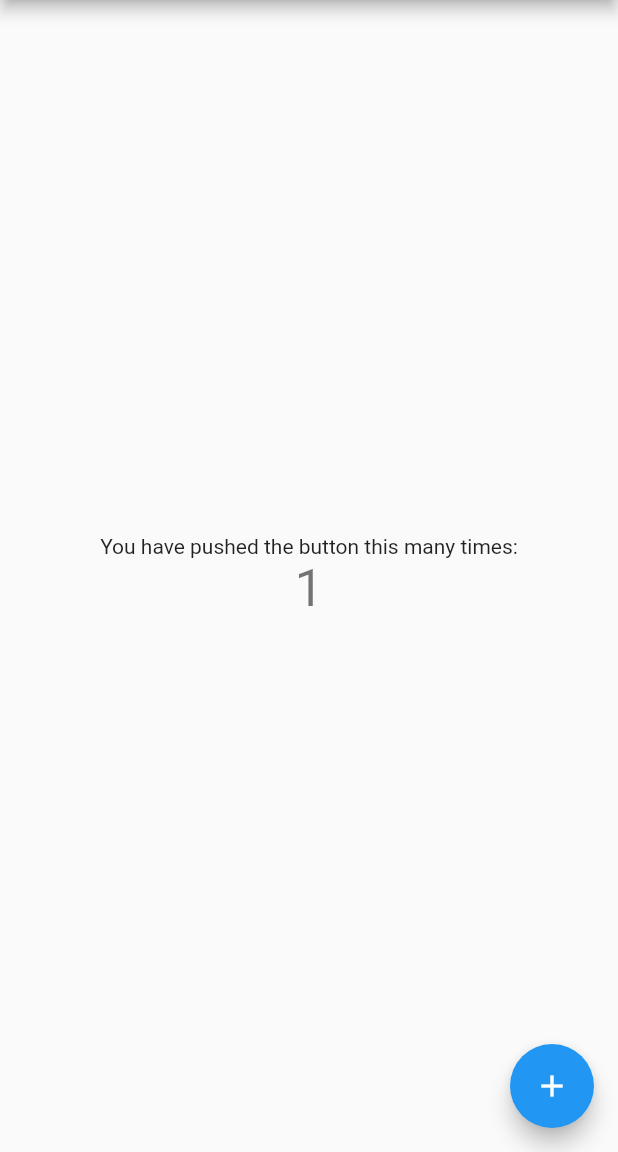
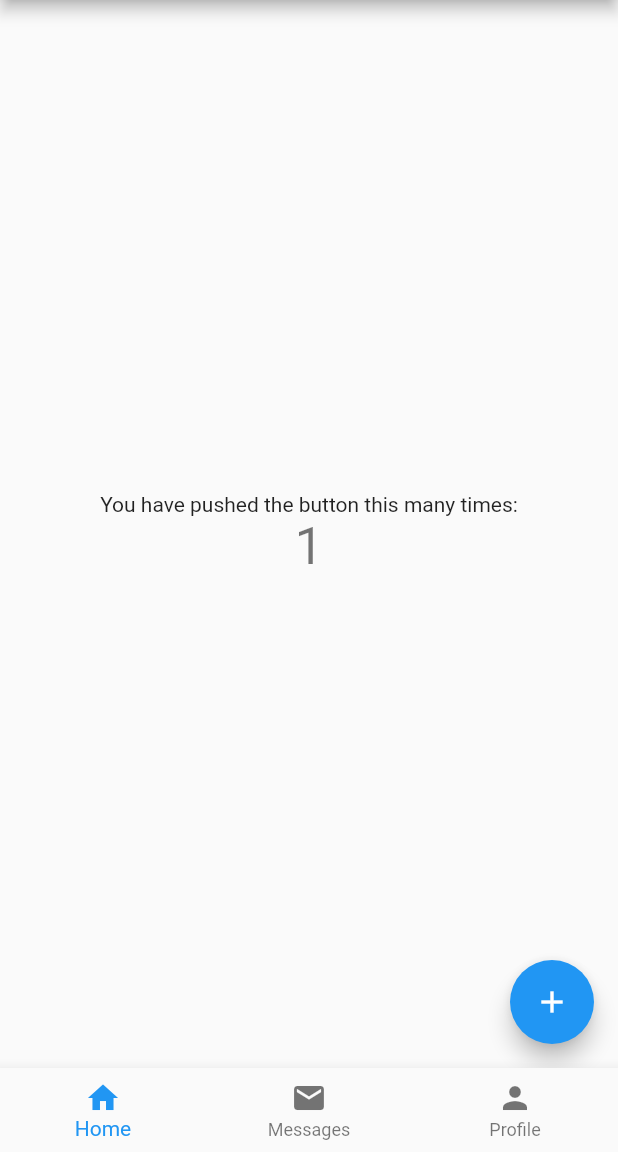
Before and after one commit to bipark/flutter_study, a Flutter app: the screen it shows after launch, after a tap on the "add" icon, on a phone screen of 412 x 824 dp, the part 84-1236 px from its top. Run offline on Flutter 3.47's test engine with Material 2 defaults, Android fonts, the phone set to English and light mode, and no system bars.

Commit message:
탭바 테스트

```diff
--- /dev/null
+++ b/flutter_study/lib/counter_widget.dart
@@ -0,0 +1,48 @@
+import 'package:flutter/material.dart';
+
+
+class MyHomePage extends StatefulWidget {
+  MyHomePage({Key key, this.title}) : super(key: key);
+  final String title;
+
+  @override
+  _MyHomePageState createState() => _MyHomePageState();
+}
+
+class _MyHomePageState extends State<MyHomePage> {
+  int _counter = 0;
+
+  void _incrementCounter() {
+    setState(() {
+      _counter++;
+    });
+  }
+
+  @override
+  Widget build(BuildContext context) {
+    return Scaffold(
+      appBar: AppBar(
+        title: Text(widget.title),
+      ),
+      body: Center(
+        child: Column(
+          mainAxisAlignment: MainAxisAlignment.center,
+          children: <Widget>[
+            Text(
+              'You have pushed the button this many times:',
+            ),
+            Text(
+              '$_counter',
+              style: Theme.of(context).textTheme.display1,
+            ),
+          ],
+        ),
+      ),
+      floatingActionButton: FloatingActionButton(
+        onPressed: _incrementCounter,
+        tooltip: 'Increment',
+        child: Icon(Icons.add),
+      ), // This trailing comma makes auto-formatting nicer for build methods.
+    );
+  }
+}
--- /dev/null
+++ b/flutter_study/lib/home_widget.dart
@@ -0,0 +1,51 @@
+import 'package:flutter/material.dart';
+
+import 'placeholder_widget.dart';
+import 'counter_widget.dart';
+
+class Home extends StatefulWidget {
+  @override
+  State<StatefulWidget> createState() {
+    return _HomeState();
+  }
+}
+
+class _HomeState extends State<Home> {
+  int _currentIndex = 0;
+  final List<Widget> _children = [
+    MyHomePage(title: 'Flutter Demo Home Page'),
+    PlaceholderWidget(Colors.deepOrange),
+    PlaceholderWidget(Colors.green)
+  ];
+
+  void onTabTapped(int index) {
+    setState(() {
+      _currentIndex = index;
+    });
+  }
+
+  @override
+  Widget build(BuildContext context) {
+    return Scaffold(
+      body: _children[_currentIndex],
+      bottomNavigationBar: BottomNavigationBar(
+        onTap: onTabTapped, // new
+        currentIndex: _currentIndex, // new
+        items: [
+          BottomNavigationBarItem(
+            icon: new Icon(Icons.home),
+            title: new Text('Home'),
+          ),
+          BottomNavigationBarItem(
+            icon: new Icon(Icons.mail),
+            title: new Text('Messages'),
+          ),
+          BottomNavigationBarItem(
+              icon: Icon(Icons.person),
+              title: Text('Profile')
+          )
+        ],
+      ),
+    );
+  }
+}
--- a/flutter_study/lib/main.dart
+++ b/flutter_study/lib/main.dart
@@ -1,63 +1,15 @@
 import 'package:flutter/material.dart';
 
-void main() => runApp(MyApp());
+import 'home_widget.dart';
 
-class MyApp extends StatelessWidget {
-  // This widget is the root of your application.
+void main() => runApp(App());
+
+class App extends StatelessWidget {
   @override
   Widget build(BuildContext context) {
     return MaterialApp(
-      title: 'Flutter Demo',
-      theme: ThemeData(
-        primarySwatch: Colors.blue,
-      ),
-      home: MyHomePage(title: 'Flutter Demo Home Page'),
+      title: 'Bottom Tab Bar Test',
+      home: Home(),
     );
   }
 }
-
-class MyHomePage extends StatefulWidget {
-  MyHomePage({Key key, this.title}) : super(key: key);
-  final String title;
-
-  @override
-  _MyHomePageState createState() => _MyHomePageState();
-}
-
-class _MyHomePageState extends State<MyHomePage> {
-  int _counter = 0;
-
-  void _incrementCounter() {
-    setState(() {
-      _counter++;
-    });
-  }
-
-  @override
-  Widget build(BuildContext context) {
-    return Scaffold(
-      appBar: AppBar(
-        title: Text(widget.title),
-      ),
-      body: Center(
-        child: Column(
-          mainAxisAlignment: MainAxisAlignment.center,
-          children: <Widget>[
-            Text(
-              'You have pushed the button this many times:',
-            ),
-            Text(
-              '$_counter',
-              style: Theme.of(context).textTheme.display1,
-            ),
-          ],
-        ),
-      ),
-      floatingActionButton: FloatingActionButton(
-        onPressed: _incrementCounter,
-        tooltip: 'Increment',
-        child: Icon(Icons.add),
-      ), // This trailing comma makes auto-formatting nicer for build methods.
-    );
-  }
-}
--- /dev/null
+++ b/flutter_study/lib/placeholder_widget.dart
@@ -0,0 +1,14 @@
+import 'package:flutter/material.dart';
+
+class PlaceholderWidget extends StatelessWidget {
+  final Color color;
+
+  PlaceholderWidget(this.color);
+
+  @override
+  Widget build(BuildContext context) {
+    return Container(
+      color: color,
+    );
+  }
+}
```
